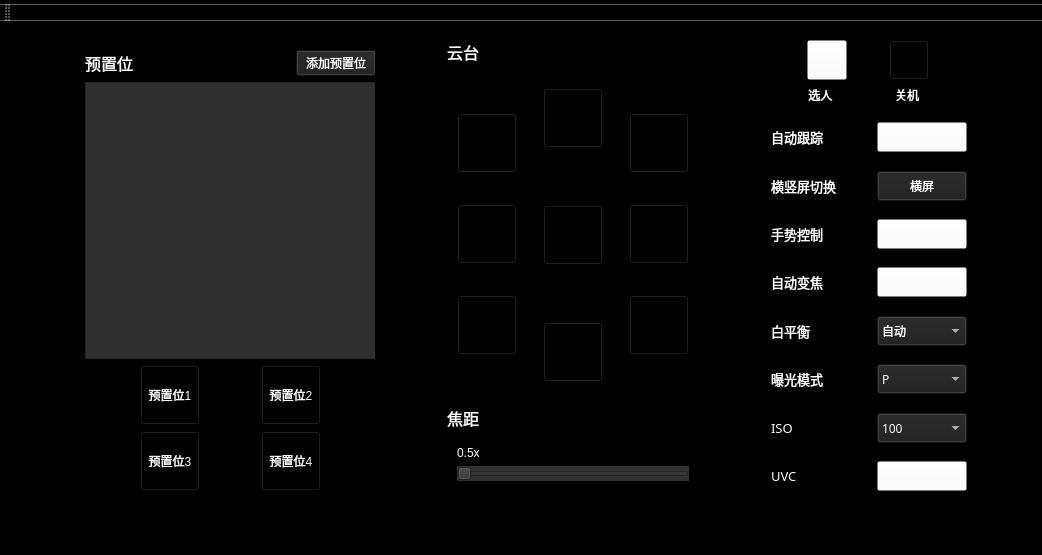
Qt form desktopApp/mainwindow.ui (yesyeah/ObsbotTailforPC) before a commit.
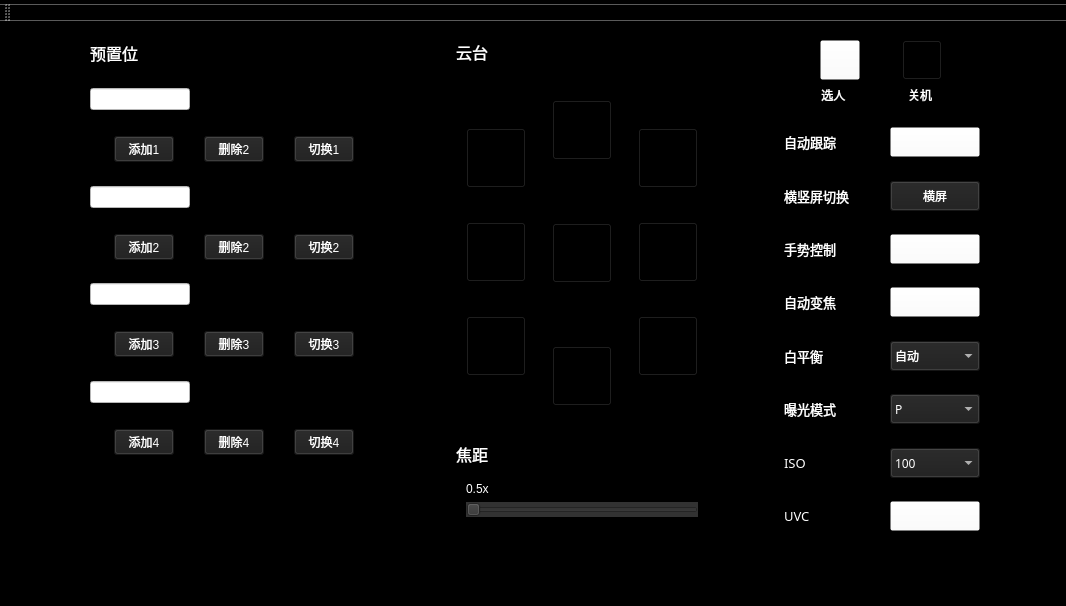
The same form after that commit. Icons and pictures are not drawn.

```diff
--- a/desktopApp/mainwindow.ui
+++ b/desktopApp/mainwindow.ui
@@ -6,8 +6,8 @@
    <rect>
     <x>0</x>
     <y>0</y>
-    <width>1042</width>
-    <height>555</height>
+    <width>1066</width>
+    <height>606</height>
    </rect>
   </property>
   <property name="sizePolicy">
@@ -57,7 +57,7 @@
    <enum>QTabWidget::Rounded</enum>
   </property>
   <widget class="QWidget" name="centralwidget">
-   <layout class="QVBoxLayout" name="verticalLayout_2">
+   <layout class="QHBoxLayout" name="horizontalLayout_14">
     <item>
      <widget class="QWidget" name="widget" native="true">
       <property name="layoutDirection">
@@ -70,18 +70,18 @@
        <string notr="true">color: rgb(255, 255, 255);
 background-color: rgb(0, 0, 0);</string>
       </property>
-      <widget class="QWidget" name="">
+      <widget class="QWidget" name="layoutWidget">
        <property name="geometry">
         <rect>
          <x>0</x>
          <y>10</y>
-         <width>1024</width>
-         <height>451</height>
+         <width>1041</width>
+         <height>491</height>
         </rect>
        </property>
        <layout class="QHBoxLayout" name="horizontalLayout_16">
         <item>
-         <spacer name="horizontalSpacer_3">
+         <spacer name="horizontalSpacer">
           <property name="orientation">
            <enum>Qt::Horizontal</enum>
           </property>
@@ -117,16 +117,16 @@
           <property name="frameShadow">
            <enum>QFrame::Raised</enum>
           </property>
-          <widget class="QWidget" name="layoutWidget">
+          <widget class="QWidget" name="">
            <property name="geometry">
             <rect>
-             <x>10</x>
-             <y>10</y>
-             <width>291</width>
-             <height>441</height>
+             <x>11</x>
+             <y>1</y>
+             <width>288</width>
+             <height>431</height>
             </rect>
            </property>
-           <layout class="QVBoxLayout" name="verticalLayout_12">
+           <layout class="QVBoxLayout" name="verticalLayout_15">
             <item>
              <layout class="QHBoxLayout" name="horizontalLayout_12">
               <item>
@@ -146,126 +146,373 @@
                 </property>
                </widget>
               </item>
+             </layout>
+            </item>
+            <item>
+             <spacer name="verticalSpacer_20">
+              <property name="orientation">
+               <enum>Qt::Vertical</enum>
+              </property>
+              <property name="sizeHint" stdset="0">
+               <size>
+                <width>20</width>
+                <height>40</height>
+               </size>
+              </property>
+             </spacer>
+            </item>
+            <item>
+             <layout class="QVBoxLayout" name="verticalLayout_2">
               <item>
-               <spacer name="horizontalSpacer_13">
+               <widget class="QLineEdit" name="presetName1">
+                <property name="maximumSize">
+                 <size>
+                  <width>100</width>
+                  <height>16777215</height>
+                 </size>
+                </property>
+                <property name="styleSheet">
+                 <string notr="true">background-color: rgb(255, 255, 255);
+color: rgb(0, 0, 0);</string>
+                </property>
+               </widget>
+              </item>
+              <item>
+               <widget class="QLabel" name="presetInfo1">
+                <property name="styleSheet">
+                 <string notr="true">color: rgb(255, 255, 255);</string>
+                </property>
+                <property name="text">
+                 <string/>
+                </property>
+               </widget>
+              </item>
+              <item>
+               <layout class="QHBoxLayout" name="horizontalLayout_18">
+                <item>
+                 <widget class="QPushButton" name="presetLocationAddButton_1">
+                  <property name="maximumSize">
+                   <size>
+                    <width>60</width>
+                    <height>16777215</height>
+                   </size>
+                  </property>
+                  <property name="styleSheet">
+                   <string notr="true">background-color: rgb(30, 30, 30);</string>
+                  </property>
+                  <property name="text">
+                   <string>添加1</string>
+                  </property>
+                 </widget>
+                </item>
+                <item>
+                 <widget class="QPushButton" name="presetLocationDel_1">
+                  <property name="maximumSize">
+                   <size>
+                    <width>60</width>
+                    <height>16777215</height>
+                   </size>
+                  </property>
+                  <property name="styleSheet">
+                   <string notr="true">background-color: rgb(30, 30, 30);</string>
+                  </property>
+                  <property name="text">
+                   <string>删除2</string>
+                  </property>
+                 </widget>
+                </item>
+                <item>
+                 <widget class="QPushButton" name="preesetLocationEnable_1">
+                  <property name="maximumSize">
+                   <size>
+                    <width>60</width>
+                    <height>16777215</height>
+                   </size>
+                  </property>
+                  <property name="styleSheet">
+                   <string notr="true">background-color: rgb(30, 30, 30);</string>
+                  </property>
+                  <property name="text">
+                   <string>切换1</string>
+                  </property>
+                 </widget>
+                </item>
+               </layout>
+              </item>
+             </layout>
+            </item>
+            <item>
+             <spacer name="verticalSpacer_19">
+              <property name="orientation">
+               <enum>Qt::Vertical</enum>
+              </property>
+              <property name="sizeHint" stdset="0">
+               <size>
+                <width>20</width>
+                <height>40</height>
+               </size>
+              </property>
+             </spacer>
+            </item>
+            <item>
+             <layout class="QVBoxLayout" name="verticalLayout_11">
+              <item>
+               <widget class="QLineEdit" name="presetName2">
+                <property name="maximumSize">
+                 <size>
+                  <width>100</width>
+                  <height>16777215</height>
+                 </size>
+                </property>
+                <property name="styleSheet">
+                 <string notr="true">background-color: rgb(255, 255, 255);
+color: rgb(0, 0, 0);</string>
+                </property>
+               </widget>
+              </item>
+              <item>
+               <widget class="QLabel" name="presetInfo2">
+                <property name="styleSheet">
+                 <string notr="true">color: rgb(255, 255, 255);</string>
+                </property>
+                <property name="text">
+                 <string/>
+                </property>
+               </widget>
+              </item>
+              <item>
+               <layout class="QHBoxLayout" name="horizontalLayout_15">
+                <item>
+                 <widget class="QPushButton" name="presetLocationAddButton_2">
+                  <property name="maximumSize">
+                   <size>
+                    <width>60</width>
+                    <height>200</height>
+                   </size>
+                  </property>
+                  <property name="styleSheet">
+                   <string notr="true">background-color: rgb(30, 30, 30);</string>
+                  </property>
+                  <property name="text">
+                   <string>添加2</string>
+                  </property>
+                 </widget>
+                </item>
+                <item>
+                 <widget class="QPushButton" name="presetLocationDel_2">
+                  <property name="maximumSize">
+                   <size>
+                    <width>60</width>
+                    <height>200</height>
+                   </size>
+                  </property>
+                  <property name="styleSheet">
+                   <string notr="true">background-color: rgb(30, 30, 30);</string>
+                  </property>
+                  <property name="text">
+                   <string>删除2</string>
+                  </property>
+                 </widget>
+                </item>
+                <item>
+                 <widget class="QPushButton" name="preesetLocationEnable_2">
+                  <property name="maximumSize">
+                   <size>
+                    <width>60</width>
+                    <height>16777215</height>
+                   </size>
+                  </property>
+                  <property name="styleSheet">
+                   <string notr="true">background-color: rgb(30, 30, 30);</string>
+                  </property>
+                  <property name="text">
+                   <string>切换2</string>
+                  </property>
+                 </widget>
+                </item>
+               </layout>
+              </item>
+             </layout>
+            </item>
+            <item>
+             <spacer name="verticalSpacer_9">
+              <property name="orientation">
+               <enum>Qt::Vertical</enum>
+              </property>
+              <property name="sizeHint" stdset="0">
+               <size>
+                <width>20</width>
+                <height>40</height>
+               </size>
+              </property>
+             </spacer>
+            </item>
+            <item>
+             <layout class="QVBoxLayout" name="verticalLayout_12">
+              <item>
+               <widget class="QLineEdit" name="presetName3">
+                <property name="maximumSize">
+                 <size>
+                  <width>100</width>
+                  <height>16777215</height>
+                 </size>
+                </property>
+                <property name="styleSheet">
+                 <string notr="true">background-color: rgb(255, 255, 255);
+color: rgb(0, 0, 0);</string>
+                </property>
+               </widget>
+              </item>
+              <item>
+               <widget class="QLabel" name="presetInfo3">
+                <property name="styleSheet">
+                 <string notr="true">color: rgb(255, 255, 255);</string>
+                </property>
+                <property name="text">
+                 <string/>
+                </property>
+               </widget>
+              </item>
+              <item>
+               <layout class="QHBoxLayout" name="horizontalLayout_17">
+                <item>
+                 <widget class="QPushButton" name="presetLocationAddButton_3">
+                  <property name="maximumSize">
+                   <size>
+                    <width>60</width>
+                    <height>16777215</height>
+                   </size>
+                  </property>
+                  <property name="styleSheet">
+                   <string notr="true">background-color: rgb(30, 30, 30);</string>
+                  </property>
+                  <property name="text">
+                   <string>添加3</string>
+                  </property>
+                 </widget>
+                </item>
+                <item>
+                 <widget class="QPushButton" name="preesetLocationDel_3">
+                  <property name="maximumSize">
+                   <size>
+                    <width>60</width>
+                    <height>16777215</height>
+                   </size>
+                  </property>
+                  <property name="styleSheet">
+                   <string notr="true">background-color: rgb(30, 30, 30);</string>
+                  </property>
+                  <property name="text">
+                   <string>删除3</string>
+                  </property>
+                 </widget>
+                </item>
+                <item>
+                 <widget class="QPushButton" name="presetEnable3">
+                  <property name="maximumSize">
+                   <size>
+                    <width>60</width>
+                    <height>16777215</height>
+                   </size>
+                  </property>
+                  <property name="styleSheet">
+                   <string notr="true">background-color: rgb(30, 30, 30);</string>
+                  </property>
+                  <property name="text">
+                   <string>切换3</string>
+                  </property>
+                 </widget>
+                </item>
+               </layout>
+              </item>
+              <item>
+               <spacer name="verticalSpacer_10">
                 <property name="orientation">
-                 <enum>Qt::Horizontal</enum>
+                 <enum>Qt::Vertical</enum>
                 </property>
                 <property name="sizeHint" stdset="0">
                  <size>
-                  <width>40</width>
-                  <height>20</height>
+                  <width>20</width>
+                  <height>40</height>
                  </size>
                 </property>
                </spacer>
               </item>
+             </layout>
+            </item>
+            <item>
+             <layout class="QVBoxLayout" name="verticalLayout_14">
               <item>
-               <widget class="QPushButton" name="presetLocationAddButton">
-                <property name="font">
-                 <font>
-                  <family>仿宋</family>
-                 </font>
+               <widget class="QLineEdit" name="presetName4">
+                <property name="maximumSize">
+                 <size>
+                  <width>100</width>
+                  <height>16777215</height>
+                 </size>
                 </property>
                 <property name="styleSheet">
-                 <string notr="true">color: rgb(255, 255, 255);
-background-color: rgb(30, 30,30);</string>
+                 <string notr="true">background-color: rgb(255, 255, 255);
+color: rgb(0, 0, 0);</string>
+                </property>
+               </widget>
+              </item>
+              <item>
+               <widget class="QLabel" name="presetInfo4">
+                <property name="styleSheet">
+                 <string notr="true">color: rgb(255, 255, 255);</string>
                 </property>
                 <property name="text">
-                 <string>添加预置位</string>
+                 <string/>
                 </property>
                </widget>
               </item>
-             </layout>
-            </item>
-            <item>
-             <widget class="QListView" name="presetLocationValueList">
-              <property name="styleSheet">
-               <string>color: rgb(255, 255, 255);
-background-color: rgb(47, 47, 47);</string>
-              </property>
-             </widget>
-            </item>
-            <item>
-             <layout class="QVBoxLayout" name="verticalLayout_11">
               <item>
-               <layout class="QHBoxLayout" name="horizontalLayout_14">
+               <layout class="QHBoxLayout" name="horizontalLayout_19">
                 <item>
-                 <widget class="QPushButton" name="pushButton_2">
-                  <property name="minimumSize">
-                   <size>
-                    <width>60</width>
-                    <height>60</height>
-                   </size>
-                  </property>
+                 <widget class="QPushButton" name="presetLocationAddButton_4">
                   <property name="maximumSize">
                    <size>
                     <width>60</width>
-                    <height>60</height>
+                    <height>16777215</height>
                    </size>
                   </property>
-                  <property name="text">
-                   <string>预置位1</string>
+                  <property name="styleSheet">
+                   <string notr="true">background-color: rgb(30, 30, 30);</string>
                   </property>
-                 </widget>
-                </item>
-                <item>
-                 <widget class="QPushButton" name="pushButton_3">
-                  <property name="minimumSize">
-                   <size>
-                    <width>60</width>
-                    <height>60</height>
-                   </size>
-                  </property>
-                  <property name="maximumSize">
-                   <size>
-                    <width>60</width>
-                    <height>60</height>
-                   </size>
-                  </property>
                   <property name="text">
-                   <string>预置位2</string>
+                   <string>添加4</string>
                   </property>
                  </widget>
                 </item>
-               </layout>
-              </item>
-              <item>
-               <layout class="QHBoxLayout" name="horizontalLayout_15">
                 <item>
-                 <widget class="QPushButton" name="pushButton_5">
-                  <property name="minimumSize">
-                   <size>
-                    <width>60</width>
-                    <height>60</height>
-                   </size>
-                  </property>
+                 <widget class="QPushButton" name="preesetLocationDel_4">
                   <property name="maximumSize">
                    <size>
                     <width>60</width>
-                    <height>60</height>
+                    <height>16777215</height>
                    </size>
                   </property>
+                  <property name="styleSheet">
+                   <string notr="true">background-color: rgb(30, 30, 30);</string>
+                  </property>
                   <property name="text">
-                   <string>预置位3</string>
+                   <string>删除4</string>
                   </property>
                  </widget>
                 </item>
                 <item>
-                 <widget class="QPushButton" name="pushButton_4">
-                  <property name="minimumSize">
-                   <size>
-                    <width>60</width>
-                    <height>60</height>
-                   </size>
-                  </property>
+                 <widget class="QPushButton" name="presetEnable4">
                   <property name="maximumSize">
                    <size>
                     <width>60</width>
-                    <height>60</height>
+                    <height>16777215</height>
                    </size>
                   </property>
+                  <property name="styleSheet">
+                   <string notr="true">background-color: rgb(30, 30, 30);</string>
+                  </property>
                   <property name="text">
-                   <string>预置位4</string>
+                   <string>切换4</string>
                   </property>
                  </widget>
                 </item>
@@ -273,18 +520,31 @@
               </item>
              </layout>
             </item>
+            <item>
+             <spacer name="verticalSpacer_7">
+              <property name="orientation">
+               <enum>Qt::Vertical</enum>
+              </property>
+              <property name="sizeHint" stdset="0">
+               <size>
+                <width>20</width>
+                <height>40</height>
+               </size>
+              </property>
+             </spacer>
+            </item>
            </layout>
           </widget>
          </widget>
         </item>
         <item>
-         <spacer name="horizontalSpacer">
+         <spacer name="horizontalSpacer_3">
           <property name="orientation">
            <enum>Qt::Horizontal</enum>
           </property>
           <property name="sizeHint" stdset="0">
            <size>
-            <width>20</width>
+            <width>40</width>
             <height>20</height>
            </size>
           </property>
@@ -1725,7 +1985,7 @@
     <rect>
      <x>0</x>
      <y>0</y>
-     <width>1042</width>
+     <width>1066</width>
      <height>25</height>
     </rect>
    </property>
```
